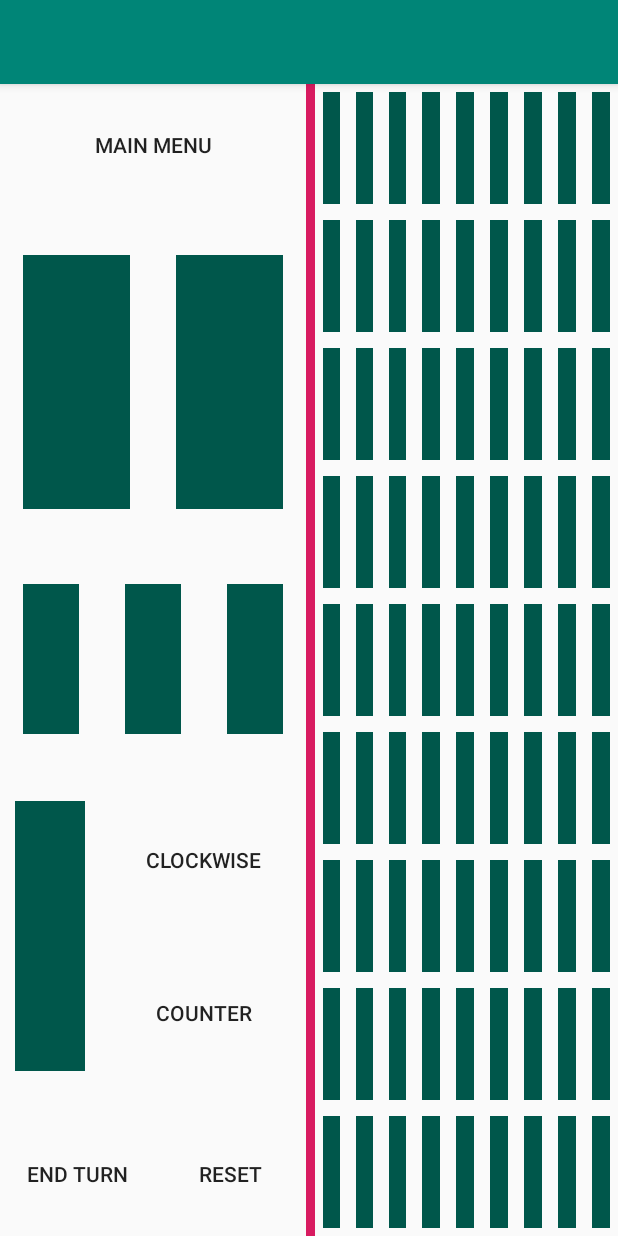
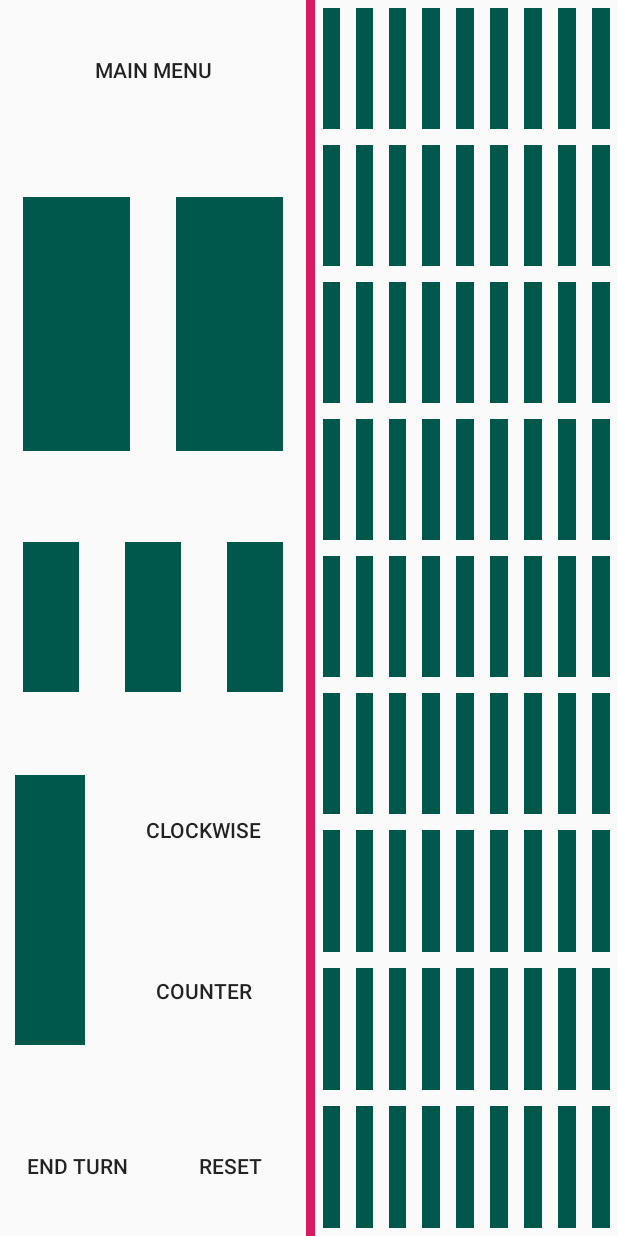
Before and after one commit to robinsph21/Labyrinth, an Android app: the screen it shows after launch (MainActivity), on a phone screen of 412 x 824 dp. Run offline under Robolectric (Android 15) with nearby library versions, the phone set to English and light mode, and no system bars.

Commit message:
Removed Multiple Interface Bars

```diff
--- a/app/src/main/java/cs301/up/edu/MainActivity.java
+++ b/app/src/main/java/cs301/up/edu/MainActivity.java
@@ -2,6 +2,8 @@ package cs301.up.edu;
 
 import android.support.v7.app.AppCompatActivity;
 import android.os.Bundle;
+import android.view.View;
+import android.view.Window;
 
 public class MainActivity extends AppCompatActivity {
 
@@ -9,5 +11,17 @@ public class MainActivity extends AppCompatActivity {
     protected void onCreate(Bundle savedInstanceState) {
         super.onCreate(savedInstanceState);
         setContentView(R.layout.activity_main);
+
+        /**
+         * External Citation
+         *  Date:        1/25/19
+         *  Problem:     Wanted to get rid of status bars
+         *  Resource:    https://developer.android.com/training/system-ui/navigation#java
+         *  Solution:    Used code from website and read possible view options to add immersive
+         */
+        View decorView = getWindow().getDecorView();
+        int uiOptions = View.SYSTEM_UI_FLAG_HIDE_NAVIGATION | View.SYSTEM_UI_FLAG_FULLSCREEN |
+                View.SYSTEM_UI_FLAG_IMMERSIVE_STICKY;
+        decorView.setSystemUiVisibility(uiOptions);
     }
 }
--- a/app/src/main/res/values/styles.xml
+++ b/app/src/main/res/values/styles.xml
@@ -1,7 +1,14 @@
 <resources>
 
     <!-- Base application theme. -->
-    <style name="AppTheme" parent="Theme.AppCompat.Light.DarkActionBar">
+    <!--
+    External Citation
+         Date:        1/25/19
+         Problem:     Get rid of title bar from screen
+         Resource:    https://stackoverflow.com/questions/26492522/how-do-i-remove-the-title-bar-in-android-studio#35612115
+         Solution:    Use suggested method as described
+     -->
+    <style name="AppTheme" parent="Theme.AppCompat.Light.NoActionBar">
         <!-- Customize your theme here. -->
         <item name="colorPrimary">@color/colorPrimary</item>
         <item name="colorPrimaryDark">@color/colorPrimaryDark</item>
```
